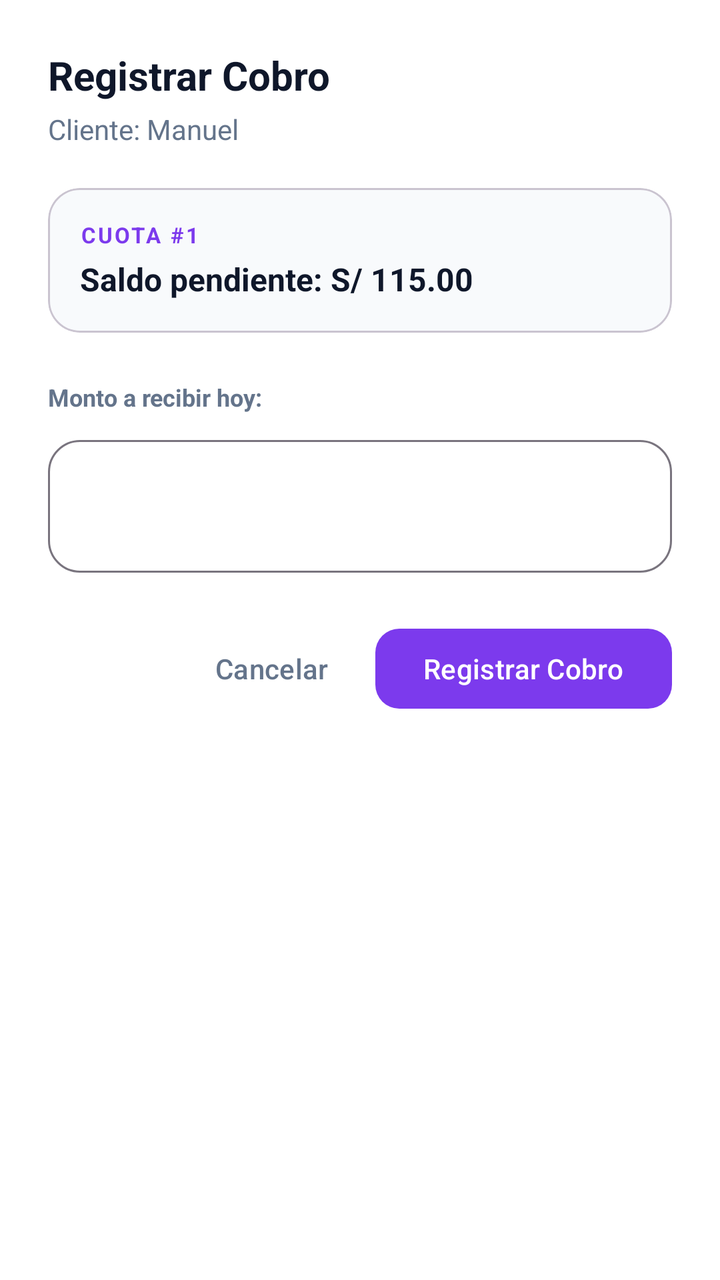
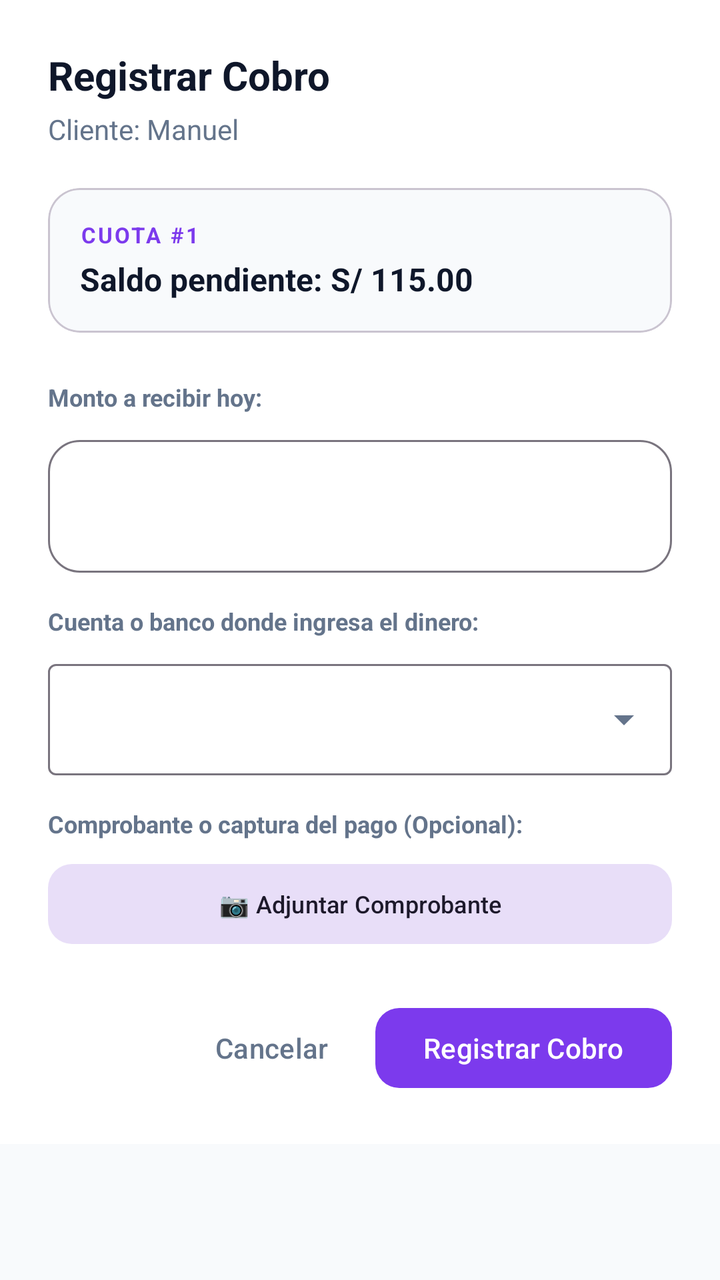

An Android layout rendered at two revisions. The XML below is the earlier revision; the diff shows what the commit changed to produce the second picture.
<!-- AndroidManifest.xml: application theme Theme.Gomezmart -->
<!-- res/layout/dialog_loan_payment.xml -->
<?xml version="1.0" encoding="utf-8"?>
<LinearLayout xmlns:android="http://schemas.android.com/apk/res/android"
    xmlns:app="http://schemas.android.com/apk/res-auto"
    android:layout_width="match_parent"
    android:layout_height="wrap_content"
    android:orientation="vertical"
    android:padding="24dp"
    android:background="?attr/colorSurfaceContainer">

    <TextView
        android:id="@+id/tvDialogTitle"
        android:layout_width="wrap_content"
        android:layout_height="wrap_content"
        android:text="Registrar Cobro"
        android:textSize="20sp"
        android:textStyle="bold"
        android:textColor="?attr/colorOnSurface" />

    <TextView
        android:id="@+id/tvDialogClientName"
        android:layout_width="wrap_content"
        android:layout_height="wrap_content"
        android:text="Cliente: Manuel"
        android:textSize="14sp"
        android:textColor="?attr/colorOnSurfaceVariant"
        android:layout_marginTop="4dp" />

    <com.google.android.material.card.MaterialCardView
        android:layout_width="match_parent"
        android:layout_height="wrap_content"
        android:layout_marginTop="20dp"
        app:cardCornerRadius="16dp"
        app:cardElevation="0dp"
        app:cardBackgroundColor="?attr/colorSurface"
        app:strokeWidth="1dp"
        app:strokeColor="?attr/colorOutlineVariant">

        <LinearLayout
            android:layout_width="match_parent"
            android:layout_height="wrap_content"
            android:orientation="vertical"
            android:padding="16dp">

            <TextView
                android:id="@+id/tvDialogInstallmentInfo"
                android:layout_width="wrap_content"
                android:layout_height="wrap_content"
                android:text="CUOTA #1"
                android:textSize="11sp"
                android:textStyle="bold"
                android:textColor="?attr/colorPrimary"
                android:letterSpacing="0.1" />

            <TextView
                android:id="@+id/tvDialogAmountDue"
                android:layout_width="wrap_content"
                android:layout_height="wrap_content"
                android:text="Saldo pendiente: S/ 115.00"
                android:textSize="16sp"
                android:textStyle="bold"
                android:textColor="?attr/colorOnSurface"
                android:layout_marginTop="4dp" />

            <TextView
                android:id="@+id/tvDialogLateFee"
                android:layout_width="wrap_content"
                android:layout_height="wrap_content"
                android:text="⚠️ Mora por atraso: S/ 0.00"
                android:textSize="12sp"
                android:textColor="@color/red_600"
                android:layout_marginTop="4dp"
                android:visibility="gone" />
        </LinearLayout>
    </com.google.android.material.card.MaterialCardView>

    <TextView
        android:layout_width="wrap_content"
        android:layout_height="wrap_content"
        android:text="Monto a recibir hoy:"
        android:textSize="12sp"
        android:textStyle="bold"
        android:textColor="?attr/colorOnSurfaceVariant"
        android:layout_marginTop="24dp"
        android:layout_marginBottom="8dp" />

    <com.google.android.material.textfield.TextInputLayout
        style="@style/Widget.Material3.TextInputLayout.OutlinedBox"
        android:layout_width="match_parent"
        android:layout_height="wrap_content"
        app:prefixText="S/ "
        app:prefixTextColor="?attr/colorPrimary"
        app:endIconMode="clear_text"
        app:boxCornerRadiusTopStart="16dp"
        app:boxCornerRadiusTopEnd="16dp"
        app:boxCornerRadiusBottomStart="16dp"
        app:boxCornerRadiusBottomEnd="16dp">

        <com.google.android.material.textfield.TextInputEditText
            android:id="@+id/etPaymentAmount"
            android:layout_width="match_parent"
            android:layout_height="wrap_content"
            android:inputType="numberDecimal"
            android:textSize="24sp"
            android:textStyle="bold"
            android:textColor="?attr/colorOnSurface" />
    </com.google.android.material.textfield.TextInputLayout>

    <LinearLayout
        android:layout_width="match_parent"
        android:layout_height="wrap_content"
        android:orientation="horizontal"
        android:gravity="end"
        android:layout_marginTop="24dp">

        <com.google.android.material.button.MaterialButton
            android:id="@+id/btnCancelPayment"
            style="@style/Widget.Material3.Button.TextButton"
            android:layout_width="wrap_content"
            android:layout_height="wrap_content"
            android:text="Cancelar"
            android:textColor="?attr/colorOnSurfaceVariant" />

        <com.google.android.material.button.MaterialButton
            android:id="@+id/btnConfirmPayment"
            android:layout_width="wrap_content"
            android:layout_height="wrap_content"
            android:layout_marginStart="8dp"
            android:text="Registrar Cobro"
            app:cornerRadius="12dp"
            app:backgroundTint="?attr/colorPrimary" />
    </LinearLayout>
</LinearLayout>
<!-- resources referenced by this layout -->
<resources>
  <color name="red_600">#DC2626</color>
  <style name="Theme.Gomezmart" parent="Base.Theme.Gomezmart" />
  <style name="Base.Theme.Gomezmart" parent="Theme.Material3.DayNight.NoActionBar">
          <item name="colorPrimary">@color/purple_600</item>
          <item name="colorOnPrimary">@color/white</item>
          <item name="colorSecondary">@color/indigo_500</item>
          <item name="colorSurface">@color/slate_50</item>
          <item name="colorOnSurface">@color/slate_900</item>
          <item name="colorOnSurfaceVariant">@color/slate_500</item>
          <item name="colorSurfaceContainer">@color/white</item>
          <item name="android:windowBackground">@color/slate_50</item>
      </style>
  <color name="purple_600">#7C3AED</color>
  <color name="white">#FFFFFFFF</color>
  <color name="indigo_500">#6366F1</color>
  <color name="slate_50">#F8FAFC</color>
  <color name="slate_900">#0F172A</color>
  <color name="slate_500">#64748B</color>
</resources>

<!-- the commit's change to res/layout/dialog_loan_payment.xml (unified diff, before → after) -->
@@ -1,6 +1,10 @@
 <?xml version="1.0" encoding="utf-8"?>
-<LinearLayout xmlns:android="http://schemas.android.com/apk/res/android"
+<ScrollView xmlns:android="http://schemas.android.com/apk/res/android"
     xmlns:app="http://schemas.android.com/apk/res-auto"
+    android:layout_width="match_parent"
+    android:layout_height="wrap_content">
+
+<LinearLayout
     android:layout_width="match_parent"
     android:layout_height="wrap_content"
     android:orientation="vertical"
@@ -105,6 +109,75 @@
             android:textColor="?attr/colorOnSurface" />
     </com.google.android.material.textfield.TextInputLayout>
 
+    
+    <TextView
+        android:layout_width="wrap_content"
+        android:layout_height="wrap_content"
+        android:text="Cuenta o banco donde ingresa el dinero:"
+        android:textSize="12sp"
+        android:textStyle="bold"
+        android:textColor="?attr/colorOnSurfaceVariant"
+        android:layout_marginTop="16dp"
+        android:layout_marginBottom="8dp" />
+
+    <com.google.android.material.textfield.TextInputLayout
+        style="@style/Widget.Material3.TextInputLayout.OutlinedBox.ExposedDropdownMenu"
+        android:layout_width="match_parent"
+        android:layout_height="wrap_content">
+
+        <com.google.android.material.textfield.MaterialAutoCompleteTextView
+            android:id="@+id/autoCompletePaymentAccount"
+            android:layout_width="match_parent"
+            android:layout_height="wrap_content"
+            android:inputType="none" />
+    </com.google.android.material.textfield.TextInputLayout>
+
+    
+    <TextView
+        android:layout_width="wrap_content"
+        android:layout_height="wrap_content"
+        android:text="Comprobante o captura del pago (Opcional):"
+        android:textSize="12sp"
+        android:textStyle="bold"
+        android:textColor="?attr/colorOnSurfaceVariant"
+        android:layout_marginTop="16dp"
+        android:layout_marginBottom="8dp" />
+
+    <LinearLayout
+        android:layout_width="match_parent"
+        android:layout_height="wrap_content"
+        android:orientation="horizontal"
+        android:gravity="center_vertical">
+
+        <com.google.android.material.button.MaterialButton
+            android:id="@+id/btnAddPaymentReceipt"
+            style="@style/Widget.Material3.Button.TonalButton"
+            android:layout_width="0dp"
+            android:layout_weight="1"
+            android:layout_height="48dp"
+            android:text="📷 Adjuntar Comprobante"
+            android:textSize="12sp"
+            app:cornerRadius="12dp" />
+
+        <com.google.android.material.card.MaterialCardView
+            android:id="@+id/cardPaymentReceiptContainer"
+            android:layout_width="48dp"
+            android:layout_height="48dp"
+            android:layout_marginStart="10dp"
+            app:cardCornerRadius="10dp"
+            app:cardElevation="0dp"
+            app:strokeWidth="1dp"
+            app:strokeColor="?attr/colorOutlineVariant"
+            android:visibility="gone">
+
+            <ImageView
+                android:id="@+id/ivPaymentReceiptThumbnail"
+                android:layout_width="match_parent"
+                android:layout_height="match_parent"
+                android:scaleType="centerCrop" />
+        </com.google.android.material.card.MaterialCardView>
+    </LinearLayout>
+
     <LinearLayout
         android:layout_width="match_parent"
         android:layout_height="wrap_content"
@@ -130,3 +203,4 @@
             app:backgroundTint="?attr/colorPrimary" />
     </LinearLayout>
 </LinearLayout>
+</ScrollView>
